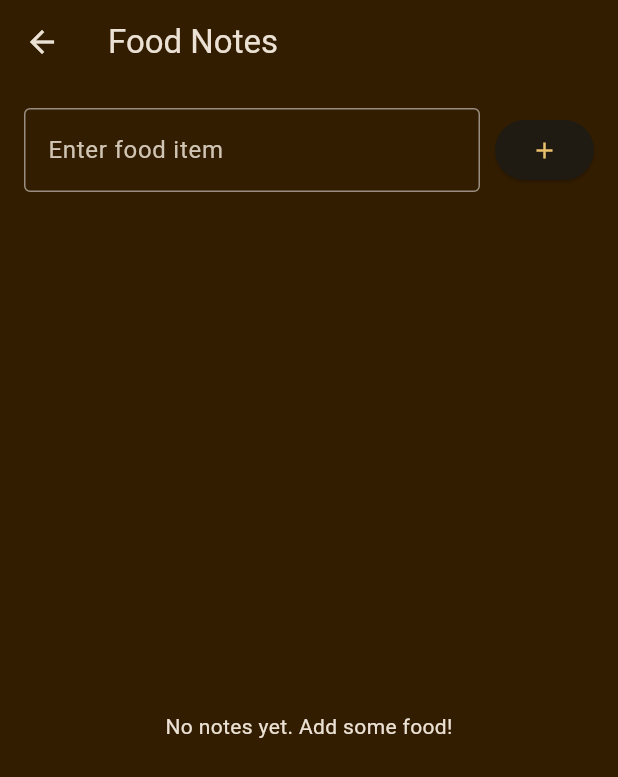
After one commit to sodanaza/note, a Flutter app: the NoteApp screen opened directly, on a phone screen of 412 x 824 dp. The commit adds this screen. Shown: the top 777 px of the screen. Run offline on Flutter 3.47's test engine with Material 3 defaults, Android fonts, the phone set to English and light mode, and no system bars.

Commit message:
ksafpkinsbgv dzolgjbndzojgbn

```diff
--- /dev/null
+++ b/lib/note.dart
@@ -0,0 +1,86 @@
+import 'package:flutter/material.dart';
+
+class NoteApp extends StatefulWidget {
+  const NoteApp({super.key});
+
+  @override
+  State<NoteApp> createState() => _NoteAppState();
+}
+
+class _NoteAppState extends State<NoteApp> {
+  final List<String> _notes = [];
+  final TextEditingController _controller = TextEditingController();
+
+  @override
+  void dispose() {
+    _controller.dispose();
+    super.dispose();
+  }
+
+  void _addNote() {
+    if (_controller.text.trim().isNotEmpty) {
+      setState(() {
+        _notes.add(_controller.text.trim());
+        _controller.clear();
+      });
+    }
+  }
+
+  void _deleteNote(int index) {
+    setState(() {
+      _notes.removeAt(index);
+    });
+  }
+
+  @override
+  Widget build(BuildContext context) {
+    return Scaffold(
+      appBar: AppBar(
+        title: const Text('Food Notes'),
+      ),
+      body: Column(
+        children: [
+          Padding(
+            padding: const EdgeInsets.all(16.0),
+            child: Row(
+              children: [
+                Expanded(
+                  child: TextField(
+                    controller: _controller,
+                    decoration: const InputDecoration(
+                      labelText: 'Enter food item',
+                      border: OutlineInputBorder(),
+                    ),
+                    onSubmitted: (_) => _addNote(),
+                  ),
+                ),
+                const SizedBox(width: 10),
+                ElevatedButton(
+                  onPressed: _addNote,
+                  child: const Icon(Icons.add),
+                ),
+              ],
+            ),
+          ),
+          Expanded(
+            child: _notes.isEmpty
+                ? const Center(child: Text('No notes yet. Add some food!'))
+                : ListView.builder(
+                    itemCount: _notes.length,
+                    itemBuilder: (context, index) {
+                      return ListTile(
+                        leading: const Icon(Icons.fastfood),
+                        title: Text(_notes[index]),
+                        trailing: IconButton(
+                          icon: const Icon(Icons.delete, color: Colors.redAccent),
+                          onPressed: () => _deleteNote(index),
+                        ),
+                      );
+                    },
+                  ),
+          ),
+        ],
+      ),
+    );
+  }
+}
```
Also changed, not shown: lib/main.dart (+0 -14 lines), 1 other file.
